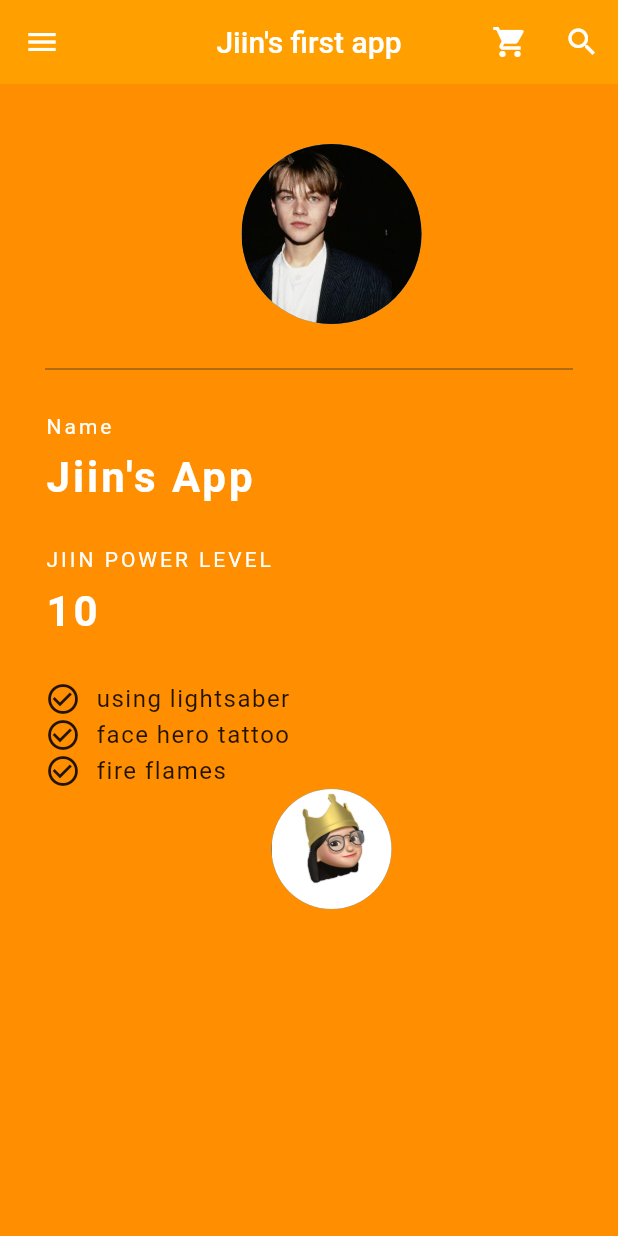
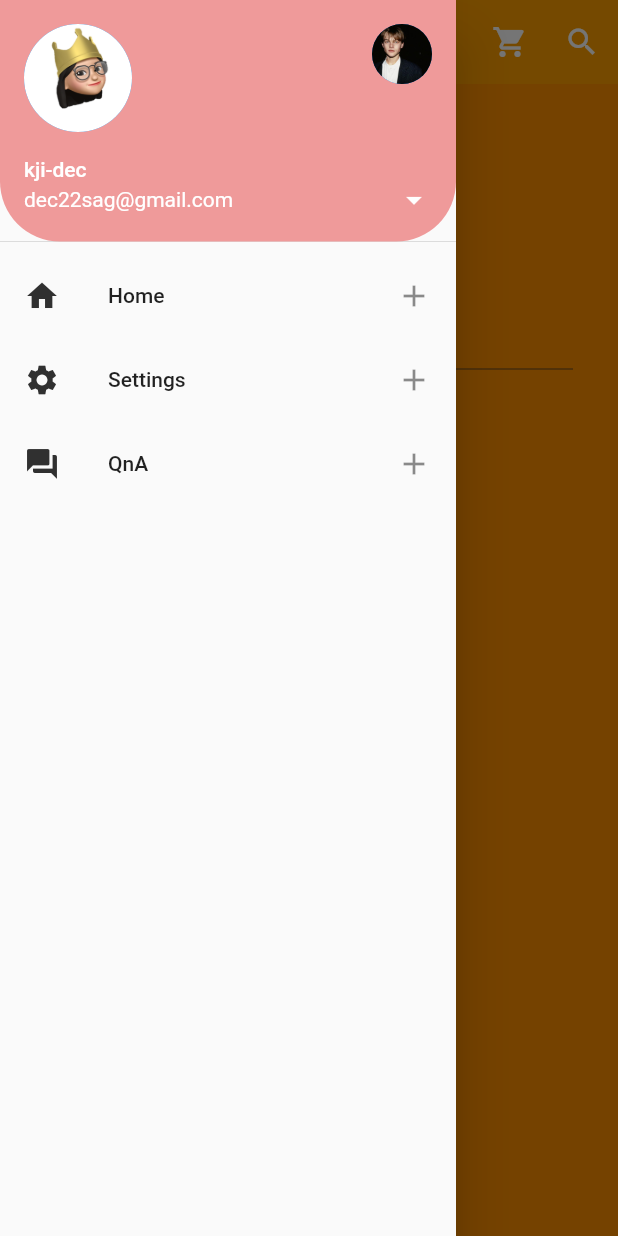
Before and after one commit to songhee-cho/Adobby-FlutterStudy, a Flutter app: the screen it shows after launch, with the side drawer open (before the commit the screen has no drawer), on a phone screen of 412 x 824 dp. Run offline on Flutter 3.47's test engine with Material 2 defaults, Android fonts, the phone set to English and light mode, and no system bars; missing offline and left inert: dart:html.

```diff
--- a/Jiin/first_flutter_study/lib/main.dart
+++ b/Jiin/first_flutter_study/lib/main.dart
@@ -36,14 +36,14 @@ class Grade extends StatelessWidget {
           backgroundColor: Colors.amber[700],
           centerTitle: true,
           elevation: 0.0,
-          leading: IconButton(
-            //appbar 위에 action을 취하는 아이콘 생성, leading: 아이콘 버튼이나 간단한 위젯을 왼쪽에 배치
-            icon: Icon(Icons.menu), //햄버거 버튼!
-            onPressed: () {
-              //onPressed: 함수의 형태로 일반 버튼이나 아이콘 버튼을 터치했을 때 일어나는 이벤트 정의
-              print('Menu button is clicked');
-            },
-          ),
+          // leading: IconButton(
+          //   //appbar 위에 action을 취하는 아이콘 생성, leading: 아이콘 버튼이나 간단한 위젯을 왼쪽에 배치
+          //   icon: Icon(Icons.menu), //햄버거 버튼!
+          //   onPressed: () {
+          //     //onPressed: 함수의 형태로 일반 버튼이나 아이콘 버튼을 터치했을 때 일어나는 이벤트 정의
+          //     print('Menu button is clicked');
+          //   },
+          // ),
           actions: <Widget>[
             //actions: 복수의 아이콘 버튼 등을 오른쪽에 배치
             IconButton(
@@ -60,6 +60,59 @@ class Grade extends StatelessWidget {
               },
             ),
           ],
+        ),
+        drawer: Drawer(
+          child: ListView(
+            padding: EdgeInsets.zero,
+            children: <Widget>[
+              UserAccountsDrawerHeader(
+                currentAccountPicture: CircleAvatar(
+                  backgroundImage: AssetImage('assets/dec22.png'),
+                ),
+                otherAccountsPictures: <Widget>[
+                  CircleAvatar(
+                    backgroundImage: AssetImage('assets/unnamed.jpg'),
+                  ),
+                ],
+                accountName: Text('kji-dec'),
+                accountEmail: Text('dec22sag@gmail.com'),
+                onDetailsPressed: () {
+                  print('arrow is clicked');
+                }, //더보기창
+                decoration: BoxDecoration(
+                    color: Colors.red[200],
+                    borderRadius: BorderRadius.only(
+                      bottomLeft: Radius.circular(40.0),
+                      bottomRight: Radius.circular(40.0),
+                    ) //곡선 효과
+                    ),
+              ),
+              ListTile(
+                leading: Icon(Icons.home, color: Colors.grey[850]),
+                title: Text('Home'),
+                onTap: () {
+                  print('Home is clicked');
+                },
+                trailing: Icon(Icons.add), //trailing: 오른쪽 끝에 추가
+              ),
+              ListTile(
+                leading: Icon(Icons.settings, color: Colors.grey[850]),
+                title: Text('Settings'),
+                onTap: () {
+                  print('Setting is clicked');
+                },
+                trailing: Icon(Icons.add), //trailing: 오른쪽 끝에 추가
+              ),
+              ListTile(
+                leading: Icon(Icons.question_answer, color: Colors.grey[850]),
+                title: Text('QnA'),
+                onTap: () {
+                  print('QnA is clicked');
+                },
+                trailing: Icon(Icons.add), //trailing: 오른쪽 끝에 추가
+              ),
+            ],
+          ),
         ),
         body: Padding(
           padding: EdgeInsets.fromLTRB(30.0, 40.0, 0.0, 0.0),
```
